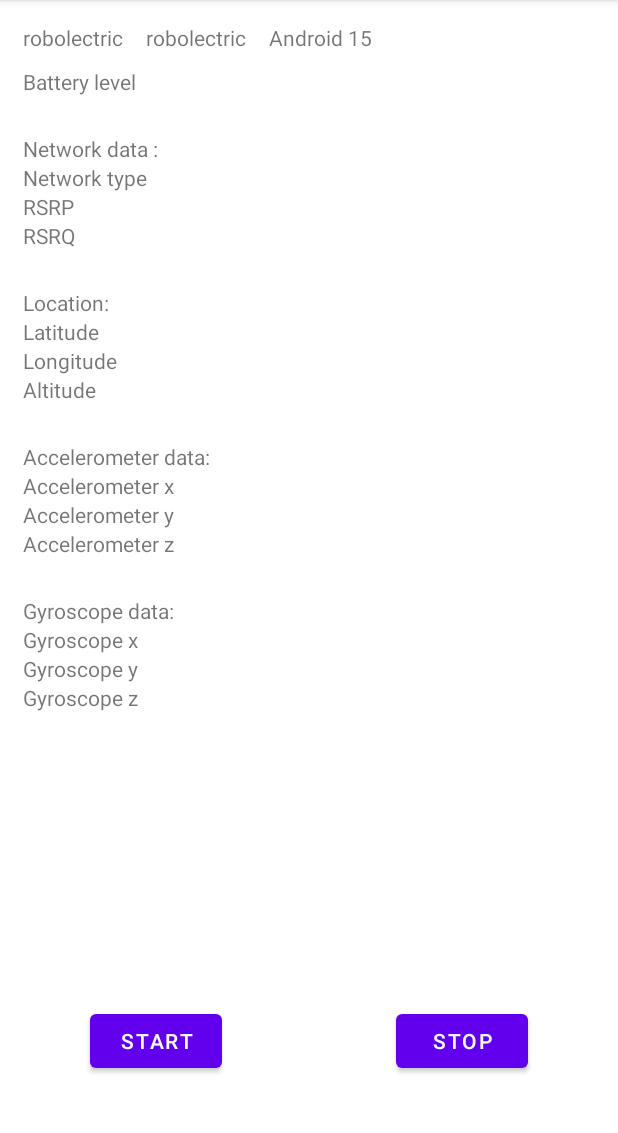
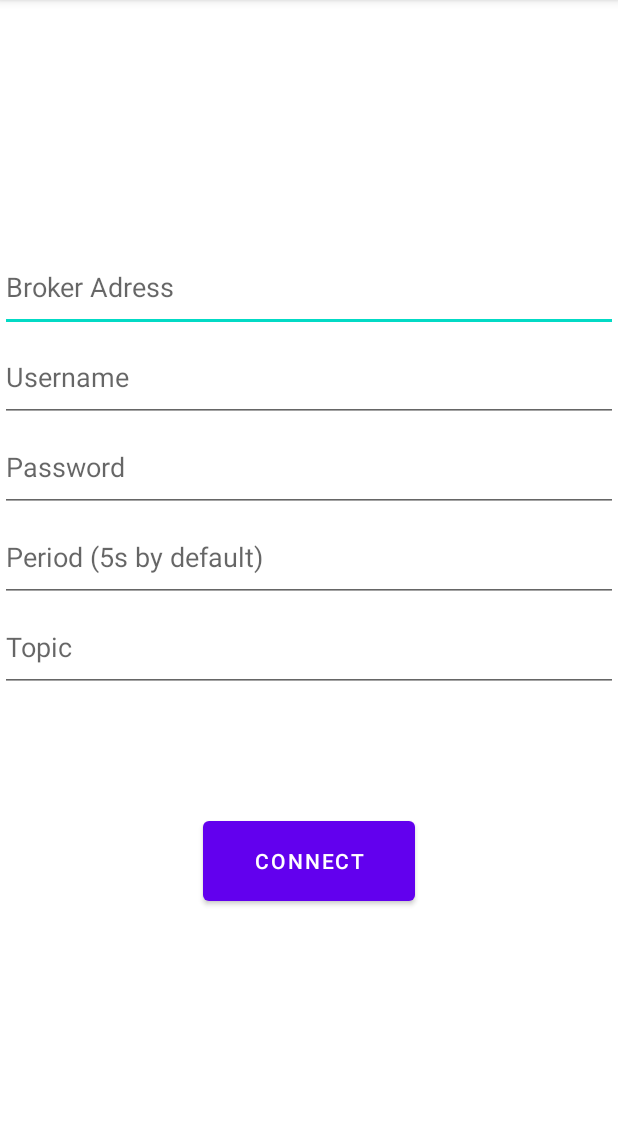
Before and after one commit to HugoBcz/Collector-5G, an Android app: the screen it shows after launch (MainActivity before the commit, StartActivity after it), on a phone screen of 412 x 824 dp, the part 84-1217 px from its top. Run offline under Robolectric (Android 15) with nearby library versions, the phone set to English and light mode, and no system bars; libraries missing offline, so code that uses them is left out: org.eclipse.paho.

Commit message:
Add StartActivity to connect to MQTT broker

```diff
--- /dev/null
+++ b/app/src/main/java/com/example/collector5g/StartActivity.java
@@ -0,0 +1,119 @@
+package com.example.collector5g;
+
+import androidx.appcompat.app.AppCompatActivity;
+
+import android.content.Intent;
+import android.os.Bundle;
+import android.text.Editable;
+import android.util.Log;
+import android.view.View;
+import android.widget.Button;
+import android.widget.EditText;
+import android.widget.TextView;
+import android.widget.Toast;
+
+import org.eclipse.paho.android.service.MqttAndroidClient;
+import org.eclipse.paho.client.mqttv3.IMqttActionListener;
+import org.eclipse.paho.client.mqttv3.IMqttToken;
+import org.eclipse.paho.client.mqttv3.MqttClient;
+import org.eclipse.paho.client.mqttv3.MqttConnectOptions;
+import org.eclipse.paho.client.mqttv3.MqttException;
+import org.json.JSONObject;
+
+public class StartActivity extends AppCompatActivity {
+
+    static EditText brokerAddress;
+    static EditText username;
+    static EditText password;
+    static EditText period;
+    static EditText topic;
+
+    private String address = "";
+    private String user = "";
+    private String passwd = "";
+    static int delay = 5;
+    static String tp = "";
+
+    static MqttAndroidClient client;
+    static String id;
+
+    @Override
+    protected void onCreate(Bundle savedInstanceState) {
+        super.onCreate(savedInstanceState);
+        setContentView(R.layout.activity_start);
+
+        Button launchButton = findViewById(R.id.launchButton);
+        initComponent();
+
+        launchButton.setOnClickListener(new View.OnClickListener() {
+            @Override
+            public void onClick(View view) {
+
+                address = brokerAddress.getText().toString();
+                user = username.getText().toString();
+                passwd = password.getText().toString();
+                tp = topic.getText().toString();
+                String pd = period.getText().toString();
+                if (!pd.equals("")) {
+                    delay = Integer.valueOf(pd);
+                }
+
+                String clientId = MqttClient.generateClientId();
+                id = clientId;
+                client = new MqttAndroidClient(getApplicationContext(), "tcp://broker.hivemq.com:1883", clientId);
+                //client = new MqttAndroidClient(this.getApplicationContext(), "mqtt://localhost:1883", clientId);
+
+                MqttConnectOptions options = new MqttConnectOptions();
+                //options.setUserName(user);
+                //options.setPassword(passwd.toCharArray());
+
+                try {
+                    IMqttToken token = client.connect(options);
+                    token.setActionCallback(new IMqttActionListener() {
+                        @Override
+                        public void onSuccess(IMqttToken asyncActionToken) {
+                            // We are connected
+                            Log.d("MQTTCONNECT", "Connect Success");
+                            Toast.makeText(getApplicationContext(),"Connect Success",Toast.LENGTH_SHORT).show();
+                            Intent activityIntent = new Intent(StartActivity.this, MainActivity.class);
+                            startActivity(activityIntent);
+                        }
+
+                        @Override
+                        public void onFailure(IMqttToken asyncActionToken, Throwable exception) {
+                            // Something went wrong e.g. connection timeout or firewall problems
+                            Log.d("MQTTCONNECT", "Connect Failure");
+                            Toast.makeText(getApplicationContext(),"Connect Failure",Toast.LENGTH_SHORT).show();
+
+                        }
+                    });
+                } catch (MqttException e) {
+                    e.printStackTrace();
+                }
+
+            }
+        });
+    }
+
+    private void initComponent() {
+        brokerAddress = findViewById(R.id.brokerAddress);
+        username = findViewById(R.id.username);
+        password = findViewById(R.id.password);
+        period = findViewById(R.id.period);
+        topic = findViewById(R.id.topic);
+    }
+
+    public static void pub(JSONObject message) {
+        Log.d("MQTT","Publish");
+        String topic = tp;
+        //String message = "First publish message";
+        byte[] encodedPayload = new byte[0];
+        try {
+            //encodedPayload = payload.getBytes("UTF-8");
+            //MqttMessage message = new MqttMessage(encodedPayload);
+            client.publish("5Gcollection", message.toString().getBytes(),0,false);
+        } catch (MqttException e) {
+            e.printStackTrace();
+        }
+    }
+}
--- a/app/src/main/res/layout/activity_main.xml
+++ b/app/src/main/res/layout/activity_main.xml
@@ -6,7 +6,7 @@
     android:layout_height="match_parent"
     tools:context=".MainActivity">
 
-    <TextView
+    <!--<TextView
         android:id="@+id/gyros_data"
         android:layout_width="wrap_content"
         android:layout_height="wrap_content"
@@ -38,196 +38,178 @@
         android:layout_height="wrap_content"
         android:text="@string/gyroscope_x"
         app:layout_constraintStart_toStartOf="@+id/gyros_data"
-        app:layout_constraintTop_toBottomOf="@+id/gyros_data" />
+        app:layout_constraintTop_toBottomOf="@+id/gyros_data" />-->
 
-    <androidx.constraintlayout.widget.ConstraintLayout
-        android:id="@+id/constraintLayout"
-        android:layout_width="206dp"
-        android:layout_height="127dp"
-        app:layout_constraintBottom_toBottomOf="parent"
-        app:layout_constraintStart_toStartOf="parent">
+    <LinearLayout
+        android:layout_width="match_parent"
+        android:layout_height="match_parent"
+        android:orientation="vertical">
 
-        <Button
-            android:id="@+id/startButton"
+        <Space
+            android:layout_width="match_parent"
+            android:layout_height="40dp" />
+
+        <TextView
+            android:id="@+id/dn"
             android:layout_width="wrap_content"
             android:layout_height="wrap_content"
-            android:layout_marginStart="60dp"
-            android:layout_marginBottom="50dp"
-            android:text="@string/start"
-            app:layout_constraintBottom_toBottomOf="parent"
-            app:layout_constraintStart_toStartOf="parent" />
-
-    </androidx.constraintlayout.widget.ConstraintLayout>
-
-    <androidx.constraintlayout.widget.ConstraintLayout
-        android:id="@+id/constraintLayout2"
-        android:layout_width="205dp"
-        android:layout_height="127dp"
-        app:layout_constraintBottom_toBottomOf="parent"
-        app:layout_constraintEnd_toEndOf="parent">
-
-        <Button
-            android:id="@+id/stopButton"
-            android:layout_width="88dp"
-            android:layout_height="wrap_content"
-            android:layout_marginEnd="60dp"
-            android:layout_marginBottom="50dp"
-            android:text="@string/stop"
-            app:layout_constraintBottom_toBottomOf="parent"
-            app:layout_constraintEnd_toEndOf="parent"
-            app:layout_constraintHorizontal_bias="1.0"
-            app:layout_constraintStart_toStartOf="parent" />
-    </androidx.constraintlayout.widget.ConstraintLayout>
+            android:layout_marginStart="15dp"
+            android:text="@string/device_manufacturer" />
 
         <TextView
-        android:id="@+id/latitude"
+            android:id="@+id/dv"
             android:layout_width="wrap_content"
             android:layout_height="wrap_content"
-        android:text="Latitude"
-        app:layout_constraintBottom_toTopOf="@+id/longitude"
-        app:layout_constraintStart_toStartOf="@+id/Location"
-        app:layout_constraintTop_toBottomOf="@+id/Location" />
+            android:layout_marginStart="15dp"
+            android:text="@string/android_version" />
+
+        <TextView
+            android:id="@+id/dm"
+            android:layout_width="wrap_content"
+            android:layout_height="wrap_content"
+            android:layout_marginStart="15dp"
+            android:text="@string/device_model" />
+
+        <Space
+            android:layout_width="match_parent"
+            android:layout_height="20dp" />
 
         <TextView
             android:id="@+id/Location"
             android:layout_width="wrap_content"
             android:layout_height="wrap_content"
             android:layout_marginStart="15dp"
-        android:layout_marginTop="25dp"
-        android:text="Location:"
-        app:layout_constraintBottom_toTopOf="@+id/latitude"
-        app:layout_constraintStart_toStartOf="parent"
-        app:layout_constraintTop_toBottomOf="@+id/rsrq"
-        app:layout_constraintVertical_chainStyle="packed" />
+            android:text="Location:" />
+
+        <TextView
+            android:id="@+id/latitude"
+            android:layout_width="wrap_content"
+            android:layout_height="wrap_content"
+            android:layout_marginStart="15dp"
+            android:text="Latitude" />
+
+        <TextView
+            android:id="@+id/longitude"
+            android:layout_width="wrap_content"
+            android:layout_height="wrap_content"
+            android:layout_marginStart="15dp"
+            android:text="Longitude" />
 
         <TextView
             android:id="@+id/altitude"
             android:layout_width="wrap_content"
             android:layout_height="wrap_content"
-        android:text="Altitude"
-        app:layout_constraintBottom_toTopOf="@+id/accel_data"
-        app:layout_constraintStart_toStartOf="@+id/longitude"
-        app:layout_constraintTop_toBottomOf="@+id/longitude" />
+            android:layout_marginStart="15dp"
+            android:text="Altitude" />
+
+        <Space
+            android:layout_width="match_parent"
+            android:layout_height="20dp" />
 
         <TextView
-        android:id="@+id/longitude"
-        android:layout_width="wrap_content"
-        android:layout_height="wrap_content"
-        android:text="Longitude"
-        app:layout_constraintBottom_toTopOf="@+id/altitude"
-        app:layout_constraintStart_toStartOf="@+id/latitude"
-        app:layout_constraintTop_toBottomOf="@+id/latitude" />
-
-    <TextView
-        android:id="@+id/dn"
+            android:id="@+id/accel_data"
             android:layout_width="wrap_content"
             android:layout_height="wrap_content"
             android:layout_marginStart="15dp"
-        android:layout_marginTop="15dp"
-        android:text="@string/device_manufacturer"
-        app:layout_constraintStart_toStartOf="parent"
-        app:layout_constraintTop_toTopOf="parent" />
+            android:text="@string/accelerometer_data" />
 
         <TextView
-        android:id="@+id/dm"
+            android:id="@+id/accel_x"
             android:layout_width="wrap_content"
             android:layout_height="wrap_content"
             android:layout_marginStart="15dp"
-        android:layout_marginTop="15dp"
-        android:text="@string/device_model"
-        app:layout_constraintStart_toEndOf="@+id/dn"
-        app:layout_constraintTop_toTopOf="parent" />
+            android:text="@string/accelerometer_x" />
 
         <TextView
-        android:id="@+id/dv"
+            android:id="@+id/accel_y"
             android:layout_width="wrap_content"
             android:layout_height="wrap_content"
             android:layout_marginStart="15dp"
-        android:layout_marginTop="15dp"
-        android:text="@string/android_version"
-        app:layout_constraintStart_toEndOf="@+id/dm"
-        app:layout_constraintTop_toTopOf="parent" />
+            android:text="@string/accelerometer_y" />
+
+        <TextView
+            android:id="@+id/accel_z"
+            android:layout_width="wrap_content"
+            android:layout_height="wrap_content"
+            android:layout_marginStart="15dp"
+            android:text="@string/accelerometer_z" />
+
+        <Space
+            android:layout_width="match_parent"
+            android:layout_height="20dp" />
+
+        <TextView
+            android:id="@+id/networkData"
+            android:layout_width="wrap_content"
+            android:layout_height="wrap_content"
+            android:layout_marginStart="15dp"
+            android:text="Network data :" />
+
+        <TextView
+            android:id="@+id/networkType"
+            android:layout_width="wrap_content"
+            android:layout_height="wrap_content"
+            android:layout_marginStart="15dp"
+            android:text="Network type" />
+
+        <TextView
+            android:id="@+id/rsrp"
+            android:layout_width="wrap_content"
+            android:layout_height="wrap_content"
+            android:layout_marginStart="15dp"
+            android:text="RSRP" />
+
+        <TextView
+            android:id="@+id/rsrq"
+            android:layout_width="wrap_content"
+            android:layout_height="wrap_content"
+            android:layout_marginStart="15dp"
+            android:text="RSRQ" />
 
         <TextView
             android:id="@+id/battery"
             android:layout_width="wrap_content"
             android:layout_height="wrap_content"
             android:layout_marginStart="15dp"
-        android:layout_marginTop="10dp"
-        android:text="@string/battery_level"
-        app:layout_constraintStart_toStartOf="parent"
-        app:layout_constraintTop_toBottomOf="@+id/dn" />
+            android:text="@string/battery_level" />
 
-    <TextView
-        android:id="@+id/accel_data"
+        <Space
+            android:layout_width="match_parent"
+            android:layout_height="50dp" />
+
+        <LinearLayout
+            android:layout_width="match_parent"
+            android:layout_height="match_parent"
+            android:orientation="vertical"
+            android:gravity="center_horizontal">
+
+            <Button
+                android:id="@+id/startButton"
                 android:layout_width="wrap_content"
                 android:layout_height="wrap_content"
-        android:layout_marginStart="15dp"
-        android:layout_marginTop="25dp"
-        android:text="@string/accelerometer_data"
-        app:layout_constraintBottom_toTopOf="@+id/accel_x"
-        app:layout_constraintStart_toStartOf="parent"
-        app:layout_constraintTop_toBottomOf="@+id/altitude" />
+                android:text="@string/start" />
 
-    <TextView
-        android:id="@+id/accel_z"
+            <Space
+                android:layout_width="match_parent"
+                android:layout_height="20dp" />
+
+            <Button
+                android:id="@+id/stopButton"
                 android:layout_width="wrap_content"
                 android:layout_height="wrap_content"
-        android:text="@string/accelerometer_z"
-        app:layout_constraintBottom_toTopOf="@+id/gyros_data"
-        app:layout_constraintStart_toStartOf="@+id/accel_y"
-        app:layout_constraintTop_toBottomOf="@+id/accel_y" />
+                android:text="@string/stop" />
 
-    <TextView
-        android:id="@+id/accel_x"
+            <Space
+                android:layout_width="match_parent"
+                android:layout_height="20dp" />
+
+            <Button
+                android:id="@+id/disconnectButton"
                 android:layout_width="wrap_content"
                 android:layout_height="wrap_content"
-        android:text="@string/accelerometer_x"
-        app:layout_constraintBottom_toTopOf="@+id/accel_y"
-        app:layout_constraintStart_toStartOf="@+id/accel_data"
-        app:layout_constraintTop_toBottomOf="@+id/accel_data" />
+                android:text="Disconnect" />
+        </LinearLayout>
 
-    <TextView
-        android:id="@+id/accel_y"
-        android:layout_width="wrap_content"
-        android:layout_height="wrap_content"
-        android:text="@string/accelerometer_y"
-        app:layout_constraintBottom_toTopOf="@+id/accel_z"
-        app:layout_constraintStart_toStartOf="@+id/accel_x"
-        app:layout_constraintTop_toBottomOf="@+id/accel_x" />
-
-    <TextView
-        android:id="@+id/networkType"
-        android:layout_width="wrap_content"
-        android:layout_height="wrap_content"
-        android:text="Network type"
-        app:layout_constraintStart_toStartOf="@+id/networkData"
-        app:layout_constraintTop_toBottomOf="@+id/networkData" />
-
-    <TextView
-        android:id="@+id/networkData"
-        android:layout_width="wrap_content"
-        android:layout_height="wrap_content"
-        android:layout_marginStart="15dp"
-        android:layout_marginTop="25dp"
-        android:text="Network data :"
-        app:layout_constraintStart_toStartOf="parent"
-        app:layout_constraintTop_toBottomOf="@+id/battery" />
-
-    <TextView
-        android:id="@+id/rsrq"
-        android:layout_width="89dp"
-        android:layout_height="wrap_content"
-        android:text="RSRQ"
-        app:layout_constraintStart_toStartOf="@+id/rsrp"
-        app:layout_constraintTop_toBottomOf="@+id/rsrp" />
-
-    <TextView
-        android:id="@+id/rsrp"
-        android:layout_width="90dp"
-        android:layout_height="wrap_content"
-        android:text="RSRP"
-        app:layout_constraintStart_toStartOf="@+id/networkType"
-        app:layout_constraintTop_toBottomOf="@+id/networkType" />
+    </LinearLayout>
 
 </androidx.constraintlayout.widget.ConstraintLayout>
--- /dev/null
+++ b/app/src/main/res/layout/activity_start.xml
@@ -0,0 +1,70 @@
+<?xml version="1.0" encoding="utf-8"?>
+<androidx.constraintlayout.widget.ConstraintLayout xmlns:android="http://schemas.android.com/apk/res/android"
+    xmlns:app="http://schemas.android.com/apk/res-auto"
+    xmlns:tools="http://schemas.android.com/tools"
+    android:layout_width="match_parent"
+    android:layout_height="match_parent"
+    tools:context=".StartActivity">
+
+    <LinearLayout
+        android:layout_width="match_parent"
+        android:layout_height="wrap_content"
+        android:gravity="center_horizontal"
+        android:orientation="vertical"
+        app:layout_constraintBottom_toBottomOf="parent"
+        app:layout_constraintEnd_toEndOf="parent"
+        app:layout_constraintStart_toStartOf="parent"
+        app:layout_constraintTop_toTopOf="parent">
+
+        <EditText
+            android:id="@+id/brokerAddress"
+            android:layout_width="match_parent"
+            android:layout_height="60dp"
+            android:ems="10"
+            android:hint="Broker Adress"
+            android:inputType="textPersonName" />
+
+        <EditText
+            android:id="@+id/username"
+            android:layout_width="match_parent"
+            android:layout_height="60dp"
+            android:ems="10"
+            android:hint="Username"
+            android:inputType="textPersonName" />
+
+        <EditText
+            android:id="@+id/password"
+            android:layout_width="match_parent"
+            android:layout_height="60dp"
+            android:ems="10"
+            android:hint="Password"
+            android:inputType="textPassword" />
+
+        <EditText
+            android:id="@+id/period"
+            android:layout_width="match_parent"
+            android:layout_height="60dp"
+            android:ems="10"
+            android:hint="Period (5s by default)"
+            android:inputType="number" />
+
+        <EditText
+            android:id="@+id/topic"
+            android:layout_width="match_parent"
+            android:layout_height="60dp"
+            android:ems="10"
+            android:hint="Topic"
+            android:inputType="textPersonName" />
+
+        <Space
+            android:layout_width="match_parent"
+            android:layout_height="80dp" />
+
+        <Button
+            android:id="@+id/launchButton"
+            android:layout_width="141dp"
+            android:layout_height="65dp"
+            android:text="Connect" />
+
+    </LinearLayout>
+</androidx.constraintlayout.widget.ConstraintLayout>
```
Also changed, not shown: app/src/main/AndroidManifest.xml (+14 -5 lines), app/src/main/java/com/example/collector5g/DataCollectionService.java (+27 -91 lines), app/src/main/java/com/example/collector5g/MainActivity.java (+18 -68 lines). Lines whose indentation alone changed are shown as unchanged.
